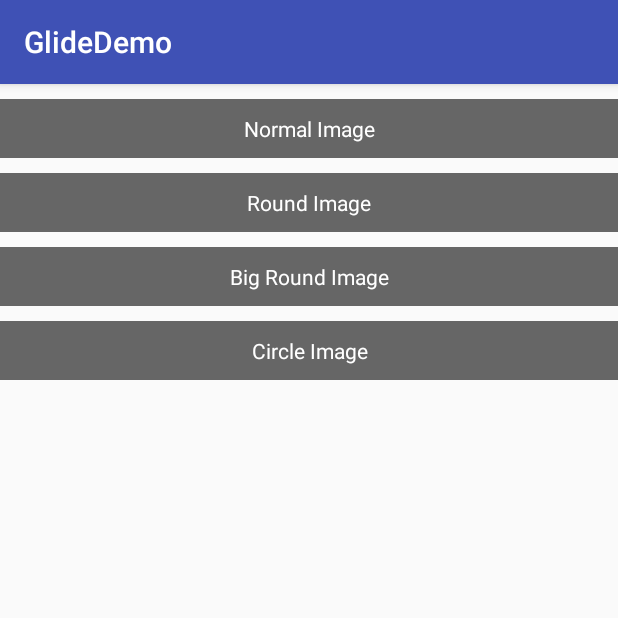
After one commit to zyj1609wz/GlideDemo, an Android app: the CircleImageActivity screen opened directly, with no data from a screen before it, on a phone screen of 412 x 824 dp, the top half of it. The commit adds this screen. Run offline under Robolectric (Android 15) with nearby library versions, the phone set to English and light mode, and no system bars; pictures from the network do not load.

Commit message:
add CricleImageActivity

```diff
--- a/app/build.gradle
+++ b/app/build.gradle
@@ -23,4 +23,5 @@ dependencies {
     compile fileTree(dir: 'libs', include: ['*.jar'])
     testCompile 'junit:junit:4.12'
     compile 'com.android.support:appcompat-v7:23.4.0'
+    compile 'com.github.bumptech.glide:glide:3.7.0'
 }
--- a/app/src/main/AndroidManifest.xml
+++ b/app/src/main/AndroidManifest.xml
@@ -1,6 +1,10 @@
 <?xml version="1.0" encoding="utf-8"?>
 <manifest xmlns:android="http://schemas.android.com/apk/res/android"
     package="app.zuil.com.glidedemo">
+
+    <uses-permission android:name="android.permission.INTERNET"></uses-permission>
+    <uses-permission android:name="android.permission.WRITE_EXTERNAL_STORAGE"></uses-permission>
+    <uses-permission android:name="android.permission.READ_EXTERNAL_STORAGE"></uses-permission>
 
     <application
         android:allowBackup="true"
@@ -15,6 +19,7 @@
                 <category android:name="android.intent.category.LAUNCHER" />
             </intent-filter>
         </activity>
+        <activity android:name=".CircleImageActivity"></activity>
     </application>
 
 </manifest>
--- /dev/null
+++ b/app/src/main/java/app/zuil/com/glidedemo/CircleImageActivity.java
@@ -0,0 +1,52 @@
+package app.zuil.com.glidedemo;
+
+import android.content.Context;
+import android.support.v7.app.AppCompatActivity;
+import android.os.Bundle;
+import android.view.View;
+import android.widget.ImageView;
+
+import com.bumptech.glide.Glide;
+import com.bumptech.glide.RequestManager;
+
+import app.zuil.com.glidedemo.view.GlideCircleTransform;
+import app.zuil.com.glidedemo.view.GlideRoundTransform;
+
+public class CircleImageActivity extends AppCompatActivity implements View.OnClickListener {
+    RequestManager glideRequest ;
+    private ImageView imageView;
+    private Context context ;
+
+    @Override
+    protected void onCreate(Bundle savedInstanceState) {
+        super.onCreate(savedInstanceState);
+        setContentView(R.layout.activity_circleimage);
+        imageView = (ImageView) findViewById(R.id.imageView);
+        findViewById(R.id.button).setOnClickListener(this);
+        findViewById(R.id.button2).setOnClickListener(this);
+        findViewById(R.id.button3).setOnClickListener(this);
+        findViewById(R.id.button4).setOnClickListener(this);
+
+        glideRequest = Glide.with(this);
+
+        context = this ;
+    }
+
+    @Override
+    public void onClick(View v) {
+        switch (v.getId()) {
+            case R.id.button:
+                glideRequest.load("https://www.baidu.com/img/bdlogo.png").into(imageView);
+                break;
+            case R.id.button2:
+                glideRequest.load("https://www.baidu.com/img/bdlogo.png").transform(new GlideRoundTransform( context)).into(imageView);
+                break;
+            case R.id.button3:
+                glideRequest.load("https://www.baidu.com/img/bdlogo.png").transform(new GlideRoundTransform(context, 16 )).into(imageView);
+                break;
+            case R.id.button4:
+                glideRequest.load("https://www.baidu.com/img/bdlogo.png").transform(new GlideCircleTransform(context)).into(imageView);
+                break;
+        }
+    }
+}
--- /dev/null
+++ b/app/src/main/res/layout/activity_circleimage.xml
@@ -0,0 +1,72 @@
+<?xml version="1.0" encoding="utf-8"?>
+<RelativeLayout xmlns:android="http://schemas.android.com/apk/res/android"
+    xmlns:tools="http://schemas.android.com/tools"
+    android:layout_width="match_parent"
+    android:layout_height="match_parent"
+    tools:context="app.zuil.com.glidedemo.CircleImageActivity">
+
+    <LinearLayout
+        android:layout_width="match_parent"
+        android:layout_height="wrap_content"
+        android:orientation="vertical"
+        >
+
+        <TextView
+            android:id="@+id/button"
+            android:layout_width="match_parent"
+            android:layout_height="wrap_content"
+            android:text="Normal Image"
+            android:gravity="center_horizontal"
+            android:padding="10dp"
+            android:layout_marginTop="10dp"
+            android:background="#666666"
+            android:textColor="#ffffff"
+            />
+
+        <TextView
+            android:id="@+id/button2"
+            android:layout_width="match_parent"
+            android:layout_height="wrap_content"
+            android:text="Round Image"
+            android:gravity="center_horizontal"
+            android:padding="10dp"
+            android:background="#666666"
+            android:textColor="#ffffff"
+            android:layout_marginTop="10dp"
+            />
+
+        <TextView
+            android:id="@+id/button3"
+            android:layout_width="match_parent"
+            android:layout_height="wrap_content"
+            android:text="Big Round Image"
+            android:gravity="center_horizontal"
+            android:padding="10dp"
+            android:background="#666666"
+            android:textColor="#ffffff"
+            android:layout_marginTop="10dp"
+            />
+
+        <TextView
+            android:id="@+id/button4"
+            android:layout_width="match_parent"
+            android:layout_height="wrap_content"
+            android:text="Circle Image"
+            android:gravity="center_horizontal"
+            android:padding="10dp"
+            android:background="#666666"
+            android:layout_marginTop="10dp"
+            android:textColor="#ffffff"
+            />
+
+
+        <ImageView
+            android:id="@+id/imageView"
+            android:layout_gravity="center_horizontal"
+            android:layout_width="150dp"
+            android:layout_height="150dp"
+            android:layout_marginTop="30dp"/>
+
+    </LinearLayout>
+
+</RelativeLayout>
```
Also changed, not shown: app/src/main/java/app/zuil/com/glidedemo/MainActivity.java (+15 -2 lines), app/src/main/java/app/zuil/com/glidedemo/view/GlideCircleTransform.java (added, +51 -0 lines), app/src/main/java/app/zuil/com/glidedemo/view/GlideRoundTransform.java (added, +54 -0 lines), app/src/main/res/layout/activity_main.xml (+13 -7 lines), 1 other file.
